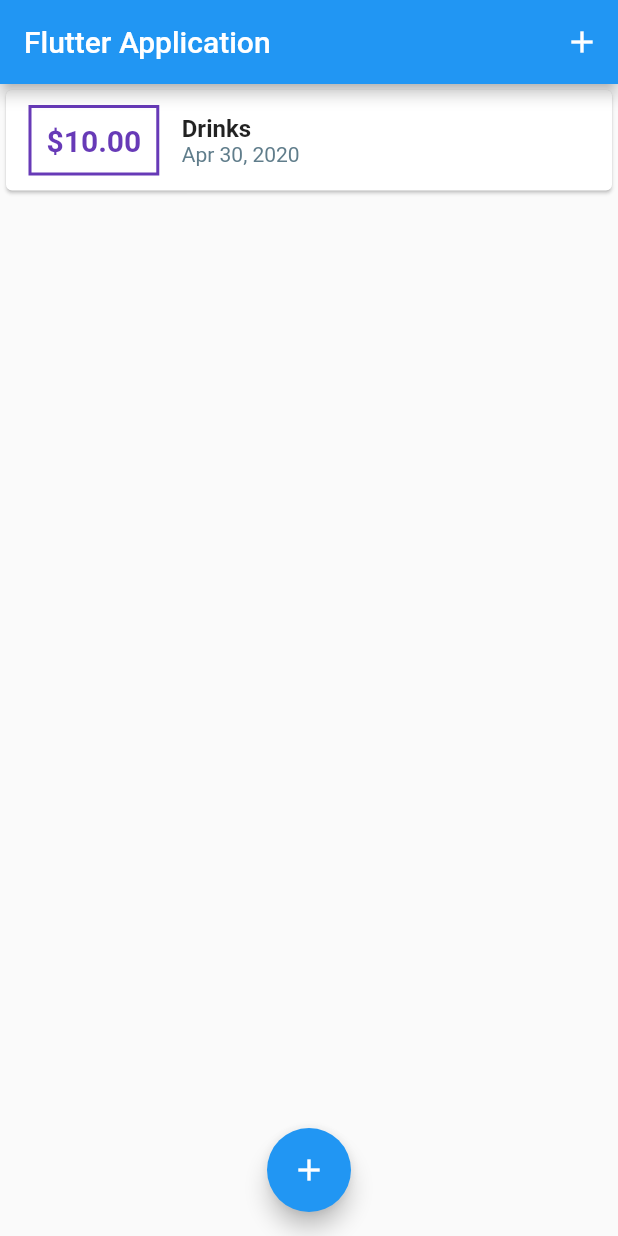
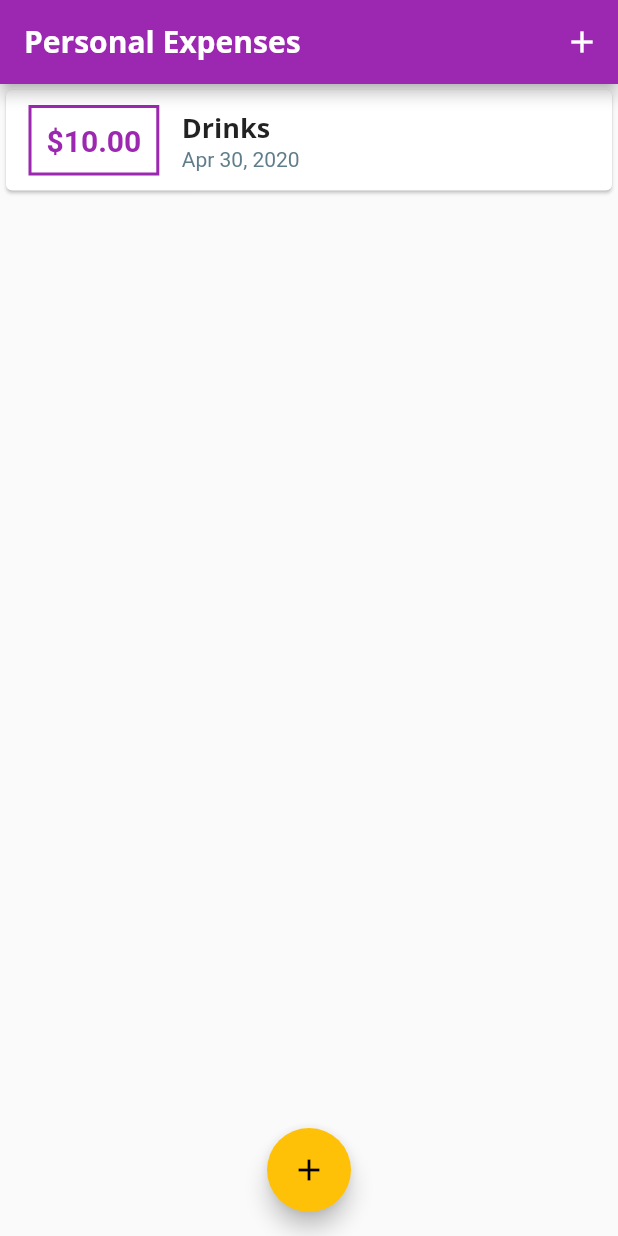
Before and after one commit to nvshah/Expense_Tracker, a Flutter app: the screen it shows after launch, on a phone screen of 412 x 824 dp. Run offline on Flutter 3.47's test engine with Material 2 defaults, Android fonts, the phone set to English and light mode, and no system bars.

Commit message:
Theming: -> primary color -> Font Styling ( AppBar, Globally )

```diff
--- a/lib/main.dart
+++ b/lib/main.dart
@@ -10,7 +10,31 @@ class MyApp extends StatelessWidget {
   @override
   Widget build(BuildContext context) {
     return MaterialApp(
-      title: 'Flutter App',
+      title: 'Personal Expenses',
+      theme: ThemeData(
+        primarySwatch: Colors.purple, //primary color
+        accentColor: Colors.amber, //alternative color
+        fontFamily: 'Quicksand',
+        //Don't ovveride all but title that is marked in AppBar by flutter
+        appBarTheme: AppBarTheme(
+          //Copy default text settings i.e font size, & all but with different style specific for title under Appbar
+          textTheme: ThemeData.light().textTheme.copyWith(
+                title: TextStyle(
+                  fontFamily: 'OpenSans',
+                  fontSize: 20,
+                  fontWeight: FontWeight.bold,
+                ),
+              ),
+        ),
+        //global theme for text in app / independent from appbar
+        textTheme: ThemeData.light().textTheme.copyWith(
+              title: TextStyle(
+                fontFamily: 'OpenSans',
+                fontSize: 18,
+                fontWeight: FontWeight.bold,
+              ),
+            ),
+      ),
       home: MyHomePage(),
     );
   }
@@ -26,6 +50,7 @@ class _MyHomePageState extends State<MyHomePage> {
     Transaction(id: '2', amount: 10, date: DateTime.now(), title: 'Drinks'),
   ];
 
+  // Add new transaction to transaction lists
   void _addNewTransaction(String txTitle, double txAmount) {
     final newTx = Transaction(
       title: txTitle,
@@ -33,13 +58,13 @@ class _MyHomePageState extends State<MyHomePage> {
       date: DateTime.now(),
       id: DateTime.now().toString(),
     );
-
+    //render newly added transaction on UI
     setState(() {
       _userTransactions.add(newTx);
     });
   }
 
-  // Pop up Modal to take inputs for new transaction
+  // Initiate Pop up Modal to take inputs for new transaction
   void _startNewTransactionProcess(BuildContext ctxt) {
     showModalBottomSheet(
       context: ctxt,
@@ -47,8 +72,8 @@ class _MyHomePageState extends State<MyHomePage> {
         // It will close only when tap is outside it's area i.e background
         return GestureDetector(
           child: NewTransaction(_addNewTransaction),
-          onTap: () {},   // On Tapping the area of popup modal, it will not close.
-          behavior: HitTestBehavior.opaque,  //behaviour -> will catch the event & avoid the tap, catch the tap event & avoid if it's handle by anyone else
+          onTap:() {}, // On Tapping the area of popup modal, it will not close.
+          behavior: HitTestBehavior.opaque, //behaviour -> will catch the event & avoid the tap, catch the tap event & avoid if it's handle by anyone else
           //Avoid sheet closes when tap on sheet
         );
       },
@@ -59,7 +84,7 @@ class _MyHomePageState extends State<MyHomePage> {
   Widget build(BuildContext context) {
     return Scaffold(
       appBar: AppBar(
-        title: Text('Flutter Application'),
+        title: Text('Personal Expenses'),
         actions: <Widget>[
           IconButton(
             icon: Icon(Icons.add),
--- a/lib/widgets/transaction_list.dart
+++ b/lib/widgets/transaction_list.dart
@@ -24,7 +24,7 @@ class TransactionList extends StatelessWidget {
                   ),
                   decoration: BoxDecoration(
                     border: Border.all(
-                      color: Colors.deepPurple,
+                      color: Theme.of(context).primaryColor,  // give reference/tunnel to theme data; define in MateriaApp
                       width: 2,
                     ),
                   ),
@@ -34,7 +34,7 @@ class TransactionList extends StatelessWidget {
                     style: TextStyle(
                       fontSize: 20,
                       fontWeight: FontWeight.bold,
-                      color: Colors.deepPurple,
+                      color: Theme.of(context).primaryColor,
                     ),
                   ),
                 ),
@@ -42,13 +42,12 @@ class TransactionList extends StatelessWidget {
                   //Aligning All details on left side
                   crossAxisAlignment: CrossAxisAlignment.start,
                   children: <Widget>[
+                    // Title
                     Text(
                       transactions[index].title,
-                      style: TextStyle(
-                        fontSize: 16,
-                        fontWeight: FontWeight.bold,
-                      ),
+                      style: Theme.of(context).textTheme.title,  // fetching style from global style define in MaterialApp
                     ),
+                    // Date
                     Text(
                       DateFormat.yMMMd().format(transactions[index].date),
                       style: TextStyle(
```
Also changed, not shown: pubspec.yaml (+11 -6 lines), assets/fonts/OpenSans-Bold.ttf (added), assets/fonts/OpenSans-Regular.ttf (added), assets/fonts/Quicksand-Bold.ttf (added), assets/fonts/Quicksand-Light.ttf (added), assets/fonts/Quicksand-Medium.ttf (added), assets/fonts/Quicksand-Regular.ttf (added).
